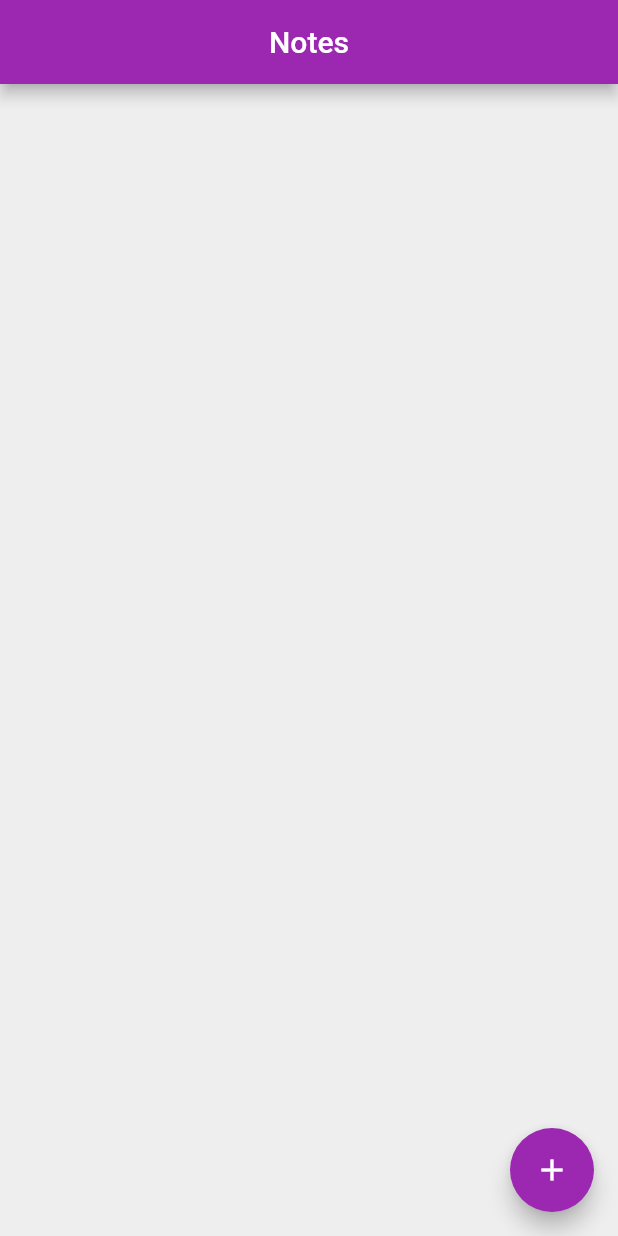
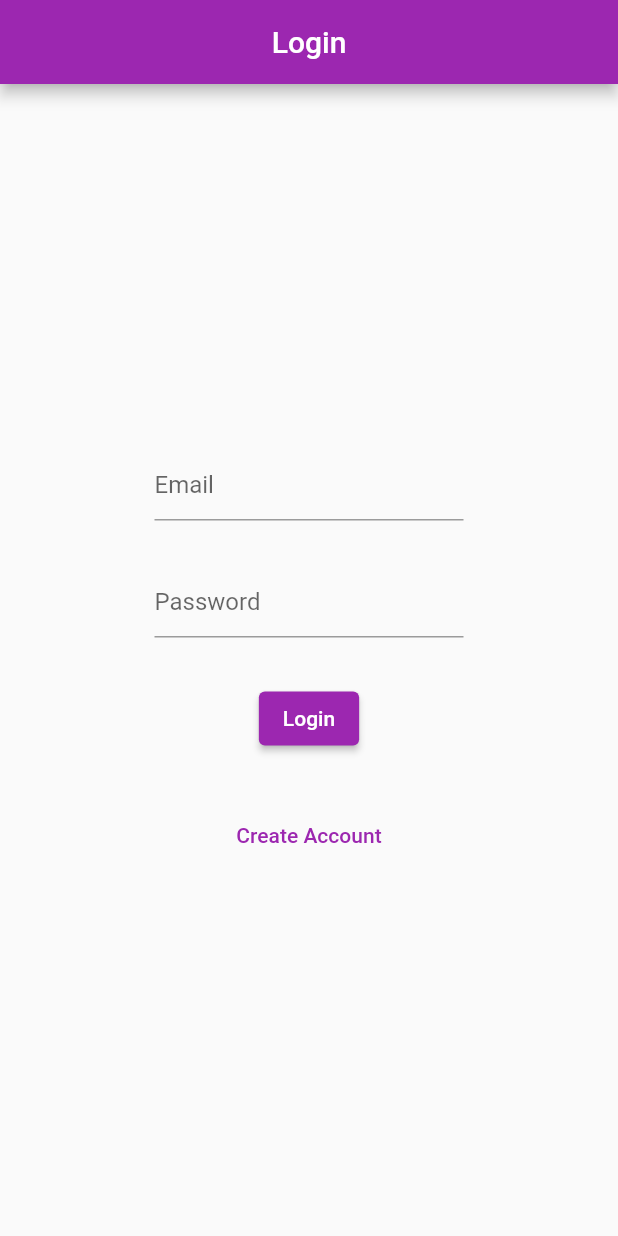
Before and after one commit to rkoirala129/first_flutter_app, a Flutter app: the screen it shows after launch, on a phone screen of 412 x 824 dp. Run offline on Flutter 3.47's test engine with Material 2 defaults, Android fonts, the phone set to English and light mode, and no system bars; our stand-ins replace cloud_firestore, firebase_auth, firebase_core, sqflite; missing offline and left inert: flutter_statusbarcolor_ns; accounts and stored records are empty.

```diff
--- /dev/null
+++ b/lib/auth/auth_service.dart
@@ -0,0 +1,49 @@
+import 'package:firebase_auth/firebase_auth.dart';
+
+class AuthService {
+  Future<String?> registration({
+    required String email,
+    required String password,
+  }) async {
+    try {
+      await FirebaseAuth.instance.createUserWithEmailAndPassword(
+        email: email,
+        password: password,
+      );
+      return 'Success';
+    } on FirebaseAuthException catch (e) {
+      if (e.code == 'weak-password') {
+        return 'The password provided is too weak.';
+      } else if (e.code == 'email-already-in-use') {
+        return 'The account already exists for that email.';
+      } else {
+        return e.message;
+      }
+    } catch (e) {
+      return e.toString();
+    }
+  }
+
+  Future<String?> login({
+    required String email,
+    required String password,
+  }) async {
+    try {
+      await FirebaseAuth.instance.signInWithEmailAndPassword(
+        email: email,
+        password: password,
+      );
+      return 'Success';
+    } on FirebaseAuthException catch (e) {
+      if (e.code == 'user-not-found') {
+        return 'No user found for that email.';
+      } else if (e.code == 'wrong-password') {
+        return 'Wrong password provided for that user.';
+      } else {
+        return e.message;
+      }
+    } catch (e) {
+      return e.toString();
+    }
+  }
+}
--- /dev/null
+++ b/lib/auth/login.dart
@@ -0,0 +1,90 @@
+import 'package:first_flutter_app/auth/auth_service.dart';
+import 'package:first_flutter_app/auth/create_account.dart';
+import 'package:first_flutter_app/auth/home.dart';
+
+import 'package:flutter/material.dart';
+
+class LoginScreen extends StatefulWidget {
+  const LoginScreen({Key? key}) : super(key: key);
+
+  @override
+  _LoginScreenState createState() => _LoginScreenState();
+}
+
+class _LoginScreenState extends State<LoginScreen> {
+  final TextEditingController _emailController = TextEditingController();
+  final TextEditingController _passwordController = TextEditingController();
+  @override
+  Widget build(BuildContext context) {
+    return Scaffold(
+      appBar: AppBar(
+        title: const Text('Login'),
+        centerTitle: true,
+      ),
+      body: Center(
+        child: Column(
+          mainAxisAlignment: MainAxisAlignment.center,
+          children: [
+            SizedBox(
+              width: MediaQuery.of(context).size.width / 2,
+              child: TextField(
+                controller: _emailController,
+                decoration: const InputDecoration(hintText: 'Email'),
+              ),
+            ),
+            const SizedBox(
+              height: 30.0,
+            ),
+            SizedBox(
+              width: MediaQuery.of(context).size.width / 2,
+              child: TextField(
+                controller: _passwordController,
+                obscureText: true,
+                decoration: const InputDecoration(
+                  hintText: 'Password',
+                ),
+              ),
+            ),
+            const SizedBox(
+              height: 30.0,
+            ),
+            ElevatedButton(
+              onPressed: () async {
+                final message = await AuthService().login(
+                  email: _emailController.text,
+                  password: _passwordController.text,
+                );
+                if (message!.contains('Success')) {
+                  Navigator.of(context).pushReplacement(
+                    MaterialPageRoute(
+                      builder: (context) => const HomePage(),
+                    ),
+                  );
+                }
+                ScaffoldMessenger.of(context).showSnackBar(
+                  SnackBar(
+                    content: Text(message),
+                  ),
+                );
+              },
+              child: const Text('Login'),
+            ),
+            const SizedBox(
+              height: 30.0,
+            ),
+            TextButton(
+              onPressed: () {
+                Navigator.of(context).push(
+                  MaterialPageRoute(
+                    builder: (context) => const CreateAccount(),
+                  ),
+                );
+              },
+              child: const Text('Create Account'),
+            ),
+          ],
+        ),
+      ),
+    );
+  }
+}
--- a/lib/main.dart
+++ b/lib/main.dart
@@ -1,3 +1,4 @@
+import 'package:first_flutter_app/auth/login.dart';
 import 'package:first_flutter_app/screenUI/ProviderSM.dart';
 import 'package:first_flutter_app/screenUI/bottomnavigation.dart';
 import 'package:first_flutter_app/screenUI/buttonwidget.dart';
@@ -49,7 +50,7 @@ class MyApp extends StatelessWidget {
         primaryColor: Colors.red,
         primarySwatch: Colors.purple,
       ),
-      home: const NotesScreen(),
+      home: LoginScreen(),
     );
   }
 }
--- a/pubspec.yaml
+++ b/pubspec.yaml
@@ -40,6 +40,7 @@ dependencies:
   path_provider: ^2.0.11
   cloud_firestore: ^3.4.3
   firebase_core: ^1.20.0
+  firebase_auth: ^3.11.2
 
 dev_dependencies:
   flutter_test:
```
Also changed, not shown: lib/auth/create_account.dart (added, +73 -0 lines), lib/auth/home.dart (added, +40 -0 lines), pubspec.lock, 1 other file.
